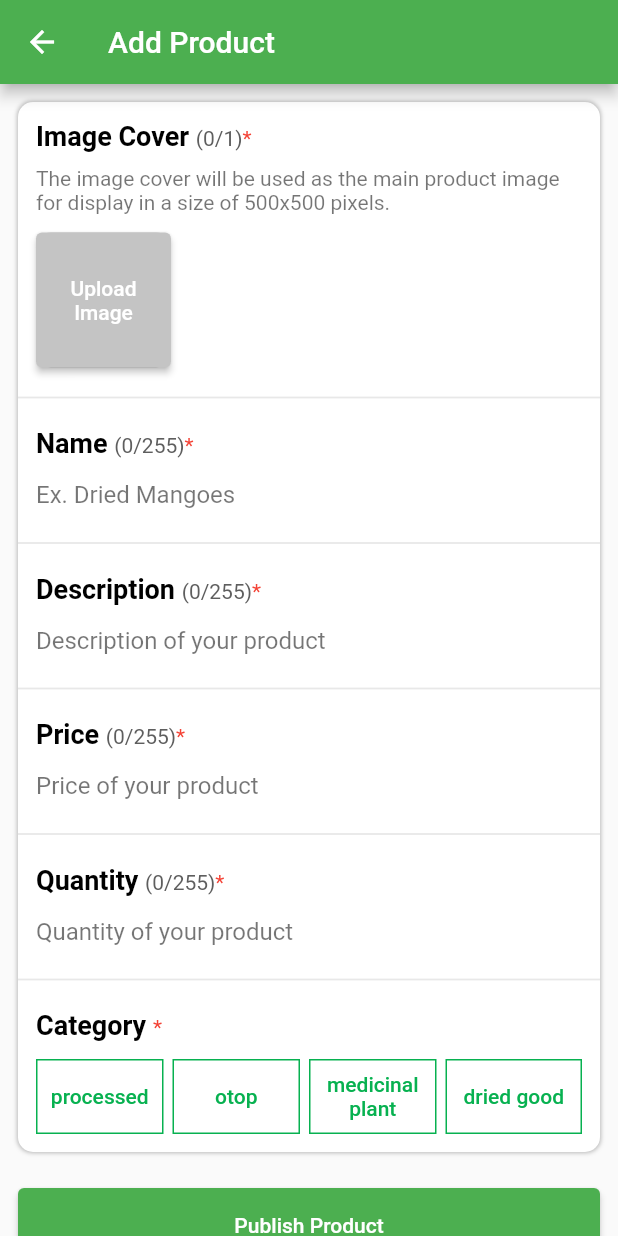
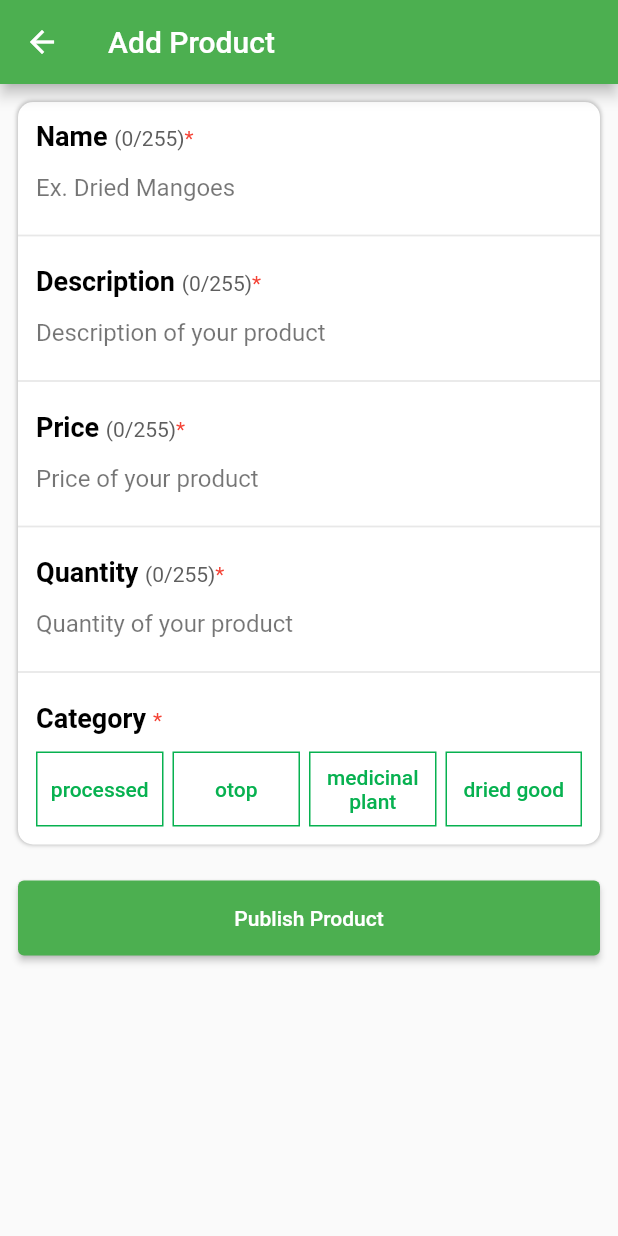
Before and after one commit to boss4848/getgoods, a Flutter app: the AddProductPage screen opened directly with empty values, after a tap on "Publish Product", on a phone screen of 412 x 824 dp. Run offline on Flutter 3.47's test engine with Material 2 defaults, Android fonts, the phone set to English and light mode, and no system bars; our stand-ins replace cached_network_image, carousel_slider, custom_refresh_indicator, dio, fl_chart, flutter_dotenv and 4 more; accounts and stored records are empty; network calls fail.

Commit message:
[REMOVE] image upload from add product page

```diff
--- a/front_end/lib/src/pages/add_product/add_product.dart
+++ b/front_end/lib/src/pages/add_product/add_product.dart
@@ -34,41 +34,11 @@ class _AddProductPageState extends State<AddProductPage> {
   final _productPrice = TextEditingController();
   final _productQuantity = TextEditingController();
 
-  // File? _pickedImage;
-  // final _imagePicker = ImagePicker();
-  // bool _isImageLoading = false;
-  PickedFile? _pickedImage;
-  final _imagePicker = ImagePicker();
-  Future<void> pickImage() async {
+  Future<void> sendRequest() async {
     loadingDialog(context);
-    final pickedImage = await _imagePicker.pickImage(
-      source: ImageSource.gallery,
-      imageQuality: 50,
-    );
-    if (pickedImage != null) {
-      final imageBytes = await pickedImage.readAsBytes();
-      final image = img.decodeImage(imageBytes);
-      final convertedImage = img.encodeJpg(
-        image!,
-        quality: 85,
-      ); // Convert to JPEG
-
-      setState(() {
-        _pickedImage = PickedFile(pickedImage.path); // Update the picked file
-      });
-
-      // Save the converted image to a temporary file
-      final tempDir = await getTemporaryDirectory();
-      final tempPath = '${tempDir.path}/converted_image.jpg';
-      File(tempPath).writeAsBytesSync(convertedImage);
-
+    String _category = '';
+    if (_currentIndex == -1) {
       Navigator.pop(context);
-    }
-  }
-
-  Future<void> sendRequest() async {
-    String _category = '';
-    if (_pickedImage == null || _currentIndex == -1) {
       return;
     }
     if (_currentIndex == 0) {
@@ -80,23 +50,6 @@ class _AddProductPageState extends State<AddProductPage> {
     } else if (_currentIndex == 3) {
       _category = 'driedGood';
     }
-
-    // FormData formData = FormData.fromMap({
-    //   // 'imageCover': await MultipartFile.fromFile(
-    //   //   _pickedImage!.path,
-    //   //   contentType: MediaType('image', 'jpg'),
-    //   // ),
-    //   'name': _productName.text,
-    //   'description': _productDesc.text,
-    //   'price': _productPrice.text,
-    //   'quantity': _productQuantity.text,
-    //   'category': _category,
-    //   'discount': 0,
-    // });
-    // log(
-    //   'formData: ${formData.files}',
-    // );
-
     try {
       final String? token = await _getToken();
       _setAuthToken(token);
@@ -112,15 +65,33 @@ class _AddProductPageState extends State<AddProductPage> {
         },
       );
       log(response.data.toString());
+      Navigator.pop(context);
+      Navigator.pop(context);
 
       print(response.data); // Handle the server response
     } on DioException catch (error) {
+      showDialog(
+        context: context,
+        builder: (context) => AlertDialog(
+          title: const Text('Error'),
+          content: Text(error.response!.data['message']),
+          actions: [
+            TextButton(
+                onPressed: () {
+                  Navigator.pop(context);
+                },
+                child: const Text('OK'))
+          ],
+        ),
+      );
+
       log('Error uploading image: $error');
       log('Error uploading image: ${error.response}');
       log('Error uploading image: ${error.response!.data}');
       log('Error uploading image: ${error.response!.statusCode}');
       log('Error uploading image: ${error.response!.statusMessage}');
       log('message: ${error.message}');
+      Navigator.pop(context);
     }
   }
 
@@ -162,87 +133,6 @@ class _AddProductPageState extends State<AddProductPage> {
               child: Column(
                 crossAxisAlignment: CrossAxisAlignment.start,
                 children: [
-                  Padding(
-                    padding: const EdgeInsets.all(12),
-                    child: Column(
-                      crossAxisAlignment: CrossAxisAlignment.start,
-                      children: [
-                        _buildRichText('Image Cover', 1),
-                        const SizedBox(height: 10),
-                        const Text(
-                          'The image cover will be used as the main product image for display in a size of 500x500 pixels.',
-                          style: TextStyle(
-                            color: Colors.black54,
-                            fontSize: 14,
-                          ),
-                        ),
-                        const SizedBox(height: 12),
-                        Row(
-                          children: [
-                            if (_pickedImage != null)
-                              GestureDetector(
-                                onTap: () {
-                                  showDialog(
-                                    context: context,
-                                    builder: (BuildContext context) {
-                                      return Dialog(
-                                        child: Image.file(
-                                          File(_pickedImage!.path),
-                                          fit: BoxFit.cover,
-                                        ),
-                                      );
-                                    },
-                                  );
-                                },
-                                child: Container(
-                                  decoration: const BoxDecoration(
-                                    boxShadow: [
-                                      BoxShadow(
-                                        color: Colors.black26,
-                                        blurRadius: 1.5,
-                                        spreadRadius: 0.1,
-                                      )
-                                    ],
-                                  ),
-                                  child: Image.file(
-                                    File(_pickedImage!.path),
-                                    height: 90,
-                                    width: 90,
-                                    fit: BoxFit.cover,
-                                  ),
-                                ),
-                              ),
-                            SizedBox(
-                              width: _pickedImage == null ? 0 : 12,
-                            ),
-                            Container(
-                              height: 90,
-                              width: 90,
-                              decoration: BoxDecoration(
-                                borderRadius: BorderRadius.circular(10),
-                                color: grey,
-                              ),
-                              child: ElevatedButton(
-                                style: ElevatedButton.styleFrom(
-                                  backgroundColor: grey,
-                                ),
-                                onPressed: () {
-                                  pickImage();
-                                },
-                                child: Text(
-                                  _pickedImage == null
-                                      ? 'Upload Image'
-                                      : 'Change Image',
-                                  textAlign: TextAlign.center,
-                                ),
-                              ),
-                            ),
-                          ],
-                        ),
-                      ],
-                    ),
-                  ),
-                  _buildDivider(),
                   _buildInputField(
                     label: 'Name',
                     hintText: 'Ex. Dried Mangoes',
```
